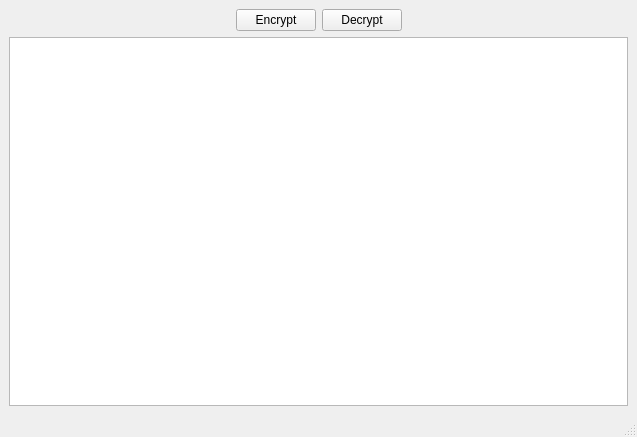
The window that CAST128_Example/mainwindow.ui (Sage-Cat/CAST128) describes before a commit, drawn with Qt 5.
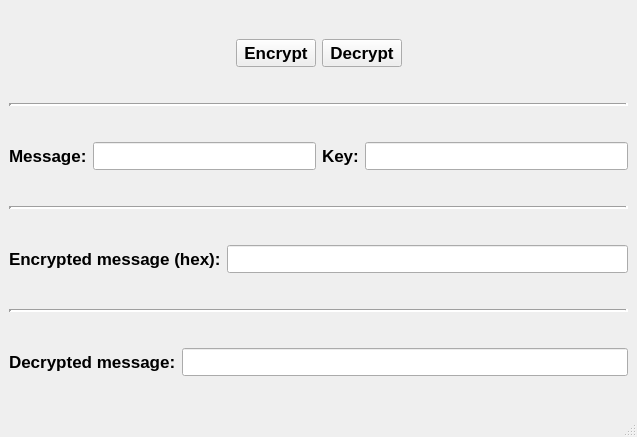
The same window after the commit.

Commit message: Created more detailed GUI

The edit to the form file:
```diff
--- a/CAST128_Example/mainwindow.ui
+++ b/CAST128_Example/mainwindow.ui
@@ -16,9 +16,16 @@
   <widget class="QWidget" name="centralwidget">
    <layout class="QVBoxLayout" name="verticalLayout">
     <item>
-     <layout class="QHBoxLayout" name="horizontalLayout">
+     <layout class="QHBoxLayout" name="horizontalLayout_5">
       <item>
        <spacer name="horizontalSpacer">
+        <property name="font">
+         <font>
+          <pointsize>13</pointsize>
+          <weight>75</weight>
+          <bold>true</bold>
+         </font>
+        </property>
         <property name="orientation">
          <enum>Qt::Horizontal</enum>
         </property>
@@ -32,6 +39,13 @@
       </item>
       <item>
        <widget class="QPushButton" name="btn_encrypt">
+        <property name="font">
+         <font>
+          <pointsize>13</pointsize>
+          <weight>75</weight>
+          <bold>true</bold>
+         </font>
+        </property>
         <property name="text">
          <string>Encrypt</string>
         </property>
@@ -39,6 +53,13 @@
       </item>
       <item>
        <widget class="QPushButton" name="btn_decrypt">
+        <property name="font">
+         <font>
+          <pointsize>13</pointsize>
+          <weight>75</weight>
+          <bold>true</bold>
+         </font>
+        </property>
         <property name="text">
          <string>Decrypt</string>
         </property>
@@ -46,6 +67,13 @@
       </item>
       <item>
        <spacer name="horizontalSpacer_2">
+        <property name="font">
+         <font>
+          <pointsize>13</pointsize>
+          <weight>75</weight>
+          <bold>true</bold>
+         </font>
+        </property>
         <property name="orientation">
          <enum>Qt::Horizontal</enum>
         </property>
@@ -60,9 +88,176 @@
      </layout>
     </item>
     <item>
-     <layout class="QHBoxLayout" name="horizontalLayout_2">
+     <widget class="Line" name="line_3">
+      <property name="font">
+       <font>
+        <pointsize>13</pointsize>
+        <weight>75</weight>
+        <bold>true</bold>
+       </font>
+      </property>
+      <property name="lineWidth">
+       <number>3</number>
+      </property>
+      <property name="orientation">
+       <enum>Qt::Horizontal</enum>
+      </property>
+     </widget>
+    </item>
+    <item>
+     <layout class="QHBoxLayout" name="horizontalLayout_3">
       <item>
-       <widget class="QTextEdit" name="textEdit"/>
+       <layout class="QHBoxLayout" name="horizontalLayout">
+        <item>
+         <widget class="QLabel" name="label">
+          <property name="font">
+           <font>
+            <pointsize>13</pointsize>
+            <weight>75</weight>
+            <bold>true</bold>
+           </font>
+          </property>
+          <property name="text">
+           <string>Message:</string>
+          </property>
+         </widget>
+        </item>
+        <item>
+         <widget class="QLineEdit" name="line_msg">
+          <property name="font">
+           <font>
+            <pointsize>13</pointsize>
+            <weight>75</weight>
+            <bold>true</bold>
+           </font>
+          </property>
+         </widget>
+        </item>
+       </layout>
+      </item>
+      <item>
+       <layout class="QHBoxLayout" name="horizontalLayout_2">
+        <item>
+         <widget class="QLabel" name="label_2">
+          <property name="font">
+           <font>
+            <pointsize>13</pointsize>
+            <weight>75</weight>
+            <bold>true</bold>
+           </font>
+          </property>
+          <property name="text">
+           <string>Key:</string>
+          </property>
+         </widget>
+        </item>
+        <item>
+         <widget class="QLineEdit" name="line_key">
+          <property name="font">
+           <font>
+            <pointsize>13</pointsize>
+            <weight>75</weight>
+            <bold>true</bold>
+           </font>
+          </property>
+          <property name="text">
+           <string/>
+          </property>
+         </widget>
+        </item>
+       </layout>
+      </item>
+     </layout>
+    </item>
+    <item>
+     <widget class="Line" name="line">
+      <property name="font">
+       <font>
+        <pointsize>13</pointsize>
+        <weight>75</weight>
+        <bold>true</bold>
+       </font>
+      </property>
+      <property name="lineWidth">
+       <number>3</number>
+      </property>
+      <property name="orientation">
+       <enum>Qt::Horizontal</enum>
+      </property>
+     </widget>
+    </item>
+    <item>
+     <layout class="QHBoxLayout" name="horizontalLayout_4">
+      <item>
+       <widget class="QLabel" name="label_3">
+        <property name="font">
+         <font>
+          <pointsize>13</pointsize>
+          <weight>75</weight>
+          <bold>true</bold>
+         </font>
+        </property>
+        <property name="text">
+         <string>Encrypted message (hex):</string>
+        </property>
+       </widget>
+      </item>
+      <item>
+       <widget class="QLineEdit" name="line_encrypted">
+        <property name="font">
+         <font>
+          <pointsize>13</pointsize>
+          <weight>75</weight>
+          <bold>true</bold>
+         </font>
+        </property>
+       </widget>
+      </item>
+     </layout>
+    </item>
+    <item>
+     <widget class="Line" name="line_2">
+      <property name="font">
+       <font>
+        <pointsize>13</pointsize>
+        <weight>75</weight>
+        <bold>true</bold>
+       </font>
+      </property>
+      <property name="lineWidth">
+       <number>3</number>
+      </property>
+      <property name="orientation">
+       <enum>Qt::Horizontal</enum>
+      </property>
+     </widget>
+    </item>
+    <item>
+     <layout class="QHBoxLayout" name="horizontalLayout_6">
+      <item>
+       <widget class="QLabel" name="label_4">
+        <property name="font">
+         <font>
+          <pointsize>13</pointsize>
+          <weight>75</weight>
+          <bold>true</bold>
+         </font>
+        </property>
+        <property name="text">
+         <string>Decrypted message:</string>
+        </property>
+       </widget>
+      </item>
+      <item>
+       <widget class="QLineEdit" name="line_decrypted">
+        <property name="font">
+         <font>
+          <pointsize>13</pointsize>
+          <weight>75</weight>
+          <bold>true</bold>
+         </font>
+        </property>
+       </widget>
       </item>
      </layout>
     </item>
```
Left out of the diff: 2 changed lines with no effect on the pictures. The commit also changes 2 other files.
